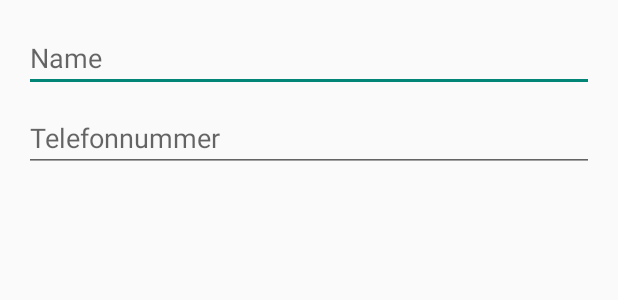
After one commit to AlaaAbouElFadl/DailyCareApp, an Android app built with Jetpack Compose: the layout dialog_add_contact.xml on its own in the app's theme, with its tools: preview values and no code run, on a phone screen of 412 x 824 dp. The commit adds this screen. Shown: the top 300 px of the screen. Run offline under Robolectric (Android 15) with nearby library versions, the phone set to English and light mode, and no system bars.

Commit message:
Add EmergancyContactsActivity implementation

```diff
--- /dev/null
+++ b/DailyCare/app/src/main/res/layout/dialog_add_contact.xml
@@ -0,0 +1,24 @@
+<?xml version="1.0" encoding="utf-8"?>
+<LinearLayout xmlns:android="http://schemas.android.com/apk/res/android"
+    android:layout_width="match_parent"
+    android:layout_height="wrap_content"
+    android:orientation="vertical"
+    android:padding="16dp">
+
+    <!-- Name Eingabefeld -->
+    <EditText
+        android:id="@+id/editTextName"
+        android:layout_width="match_parent"
+        android:layout_height="wrap_content"
+        android:hint="Name"
+        android:inputType="textPersonName" />
+
+    <!-- Telefonnummer Eingabefeld -->
+    <EditText
+        android:id="@+id/editTextPhone"
+        android:layout_width="match_parent"
+        android:layout_height="wrap_content"
+        android:hint="Telefonnummer"
+        android:inputType="phone"
+        android:layout_marginTop="8dp" />
+</LinearLayout>
```
Also changed, not shown: DailyCare/app/src/main/java/at/fhj/msd/dailycare/EmergencyContactsActivity.kt (+57 -8 lines).
